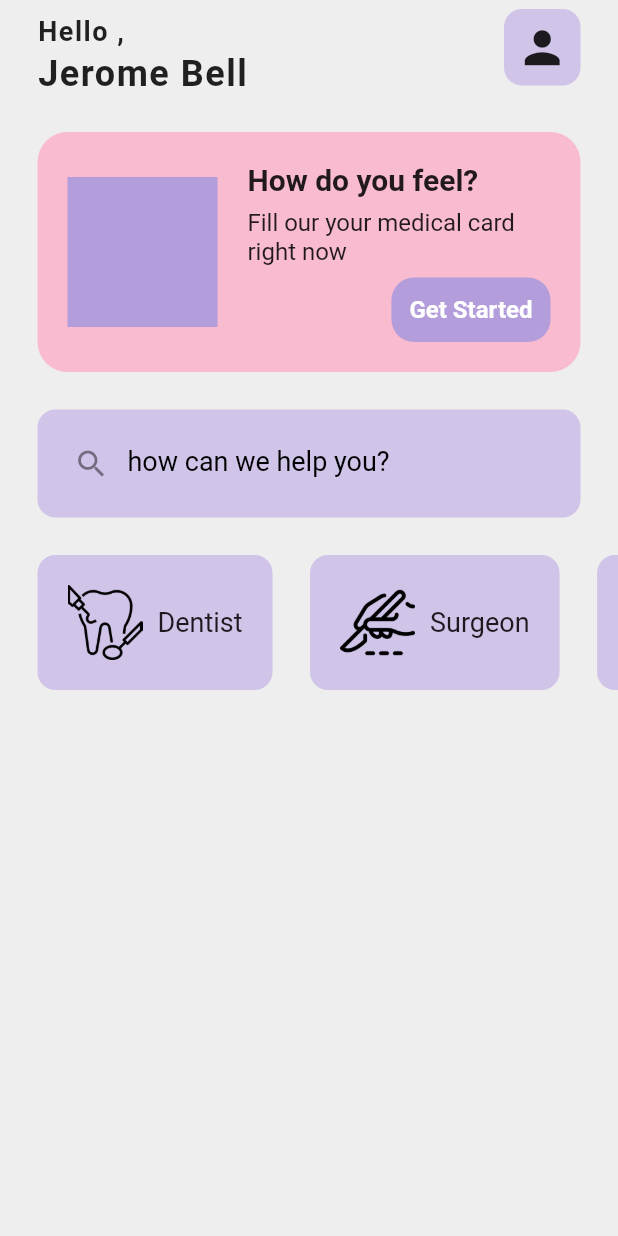
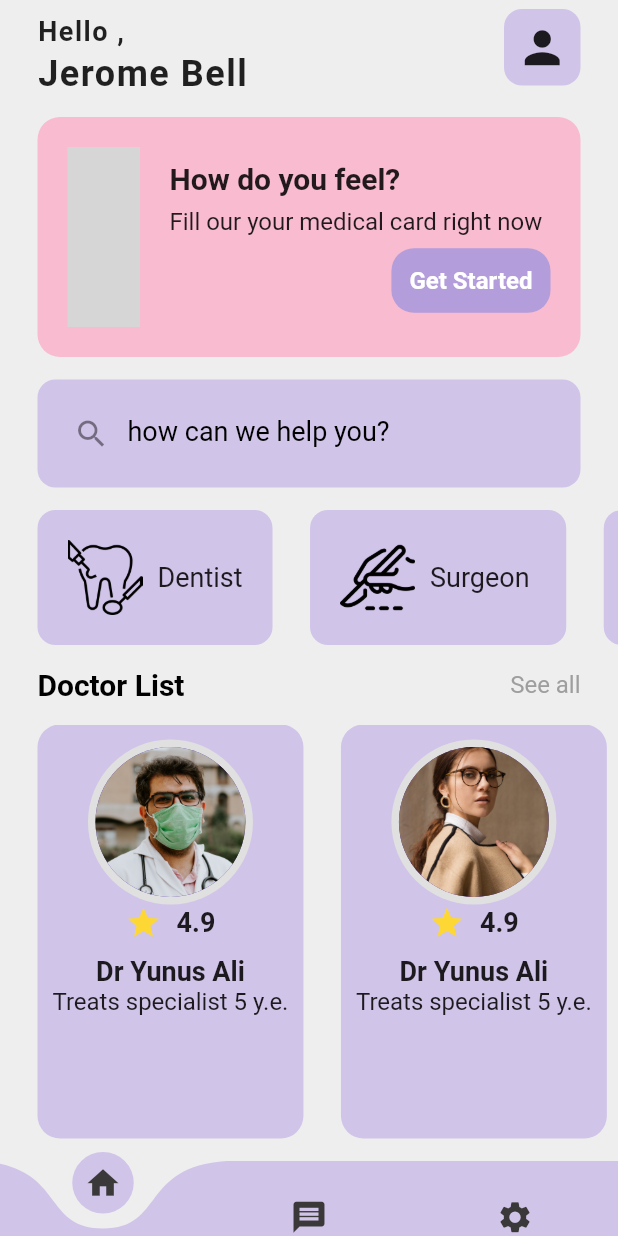
Before and after one commit to kfkayum/medical_ui_apk, a Flutter app: the screen it shows after launch, on a phone screen of 412 x 824 dp. Run offline on Flutter 3.47's test engine with Material 2 defaults, Android fonts, the light colour scheme and no system bars; drawn by our look-alikes of curved_navigation_bar; our stand-ins replace lottie; network calls fail; grey boxes are pictures that could not be loaded.

Commit message:
add Doctor List Caragory, navigation bar, animation

```diff
--- a/lib/main.dart
+++ b/lib/main.dart
@@ -14,7 +14,9 @@ class MyApp extends StatelessWidget {
   Widget build(BuildContext context) {
     return MaterialApp(
       debugShowCheckedModeBanner: false,
-      theme: ThemeData(primarySwatch: Colors.deepPurple),
+      theme: ThemeData(
+        primarySwatch: Colors.deepPurple,
+      ),
       home: HomePage(),
     );
   }
--- a/lib/pages/home_page.dart
+++ b/lib/pages/home_page.dart
@@ -2,8 +2,11 @@
 
 import 'dart:ui';
 
+import 'package:curved_navigation_bar/curved_navigation_bar.dart';
 import 'package:flutter/material.dart';
+import 'package:lottie/lottie.dart';
 import 'package:medical_ui_apk/util/catagory_card.dart';
+import 'package:medical_ui_apk/util/doctor_card.dart';
 
 class HomePage extends StatefulWidget {
   const HomePage({Key? key}) : super(key: key);
@@ -71,9 +74,7 @@ class _HomePageState extends State<HomePage> {
 
               // free size
 
-            const SizedBox(
-              height: 25,
-            ),
+              const SizedBox(height: 15),
 
               // card-> How do you feel
 
@@ -83,15 +84,15 @@ class _HomePageState extends State<HomePage> {
                   padding: EdgeInsets.all(20),
                   decoration: BoxDecoration(
                     color: Colors.pink[100],
-                  borderRadius: BorderRadius.circular(20),
+                    borderRadius: BorderRadius.circular(15),
                   ),
                   child: Row(
                     children: [
                       //animation or picture
                       Container(
-                      height: 100,
-                      width: 100,
-                      color: Colors.deepPurple[200],
+                        height: 120,
+                        child: Lottie.network(
+                            "https://assets9.lottiefiles.com/packages/lf20_tutvdkg0.json"),
                       ),
                       const SizedBox(
                         width: 20,
@@ -151,9 +152,7 @@ class _HomePageState extends State<HomePage> {
 
               // free size
 
-            const SizedBox(
-              height: 25,
-            ),
+              const SizedBox(height: 15),
 
               //search bar
 
@@ -180,9 +179,7 @@ class _HomePageState extends State<HomePage> {
 
               // free size
 
-            const SizedBox(
-              height: 25,
-            ),
+              const SizedBox(height: 15),
 
               //catagory list-> Dentist,Surgeon etc...
 
@@ -197,7 +194,7 @@ class _HomePageState extends State<HomePage> {
                     ),
                     CatagoryCard(
                       iconPath: 'lib/icons/2.png',
-                    catagoryname: 'Surgeon',
+                      catagoryname: 'Surgeon ',
                     ),
                     CatagoryCard(
                       iconPath: 'lib/icons/3.png',
@@ -211,10 +208,90 @@ class _HomePageState extends State<HomePage> {
                 ),
               ),
 
+              // free size
+
+              const SizedBox(height: 15),
+
               //doctor list
+              Padding(
+                padding: const EdgeInsets.symmetric(horizontal: 25),
+                child: Row(
+                  mainAxisAlignment: MainAxisAlignment.spaceBetween,
+                  children: [
+                    const Text(
+                      "Doctor List",
+                      style: TextStyle(
+                          fontWeight: FontWeight.bold,
+                          fontSize: 20,
+                          color: Colors.black),
+                    ),
+                    Text(
+                      "See all",
+                      style: TextStyle(fontSize: 16, color: Colors.grey[500]),
+                    ),
                   ],
                 ),
               ),
-    );
+
+              SizedBox(height: 15),
+
+              Expanded(
+                child: ListView(
+                  scrollDirection: Axis.horizontal,
+                  children: [
+                    DoctorCard(
+                      doctorProfilePath: "lib/images/doctor1.jpg",
+                      rating: "4.9",
+                      doctorName: "Dr Yunus Ali",
+                      doctorProfession: "Treats specialist 5 y.e.",
+                    ),
+                    DoctorCard(
+                      doctorProfilePath: "lib/images/doctor3.jpg",
+                      rating: "4.9",
+                      doctorName: "Dr Yunus Ali",
+                      doctorProfession: "Treats specialist 5 y.e.",
+                    ),
+                    DoctorCard(
+                      doctorProfilePath: "lib/images/doctor2.jpg",
+                      rating: "4.9",
+                      doctorName: "Dr Yunus Ali MOlla",
+                      doctorProfession: "Treats specialist 5 y.e.",
+                    ),
+                    DoctorCard(
+                      doctorProfilePath: "lib/images/doctor4.jpg",
+                      rating: "4.9",
+                      doctorName: "Dr Yunus Ali MOlla",
+                      doctorProfession: "Treats specialist 5 y.e.",
+                    ),
+                  ],
+                ),
+              ),
+              SizedBox(height: 15),
+            ],
+          ),
+        ),
+        bottomNavigationBar: CurvedNavigationBar(
+          height: 50,
+          backgroundColor: Colors.grey.shade200,
+          color: Colors.deepPurple.shade100,
+          animationDuration: Duration(milliseconds: 200),
+          items: const [
+            Icon(
+              Icons.home,
+              color: Color.fromARGB(255, 58, 56, 56),
+              size: 25,
+            ),
+            Icon(
+              Icons.message,
+              color: Color.fromARGB(255, 58, 56, 56),
+              size: 25,
+            ),
+            Icon(
+              Icons.settings,
+              color: Color.fromARGB(255, 58, 56, 56),
+              size: 25,
+            ),
+          ],
+        ));
   }
 }
--- a/lib/util/catagory_card.dart
+++ b/lib/util/catagory_card.dart
@@ -1,5 +1,3 @@
-import 'dart:ui';
-
 import 'package:flutter/material.dart';
 
 class CatagoryCard extends StatelessWidget {
--- /dev/null
+++ b/lib/util/doctor_card.dart
@@ -0,0 +1,77 @@
+import 'package:flutter/material.dart';
+
+class DoctorCard extends StatelessWidget {
+  final doctorProfilePath;
+  final rating;
+  final doctorName;
+  final doctorProfession;
+
+  DoctorCard({
+    required this.doctorProfilePath,
+    required this.rating,
+    required this.doctorName,
+    required this.doctorProfession,
+  });
+
+  @override
+  Widget build(BuildContext context) {
+    return Padding(
+      padding: const EdgeInsets.only(left: 25.0),
+      child: Container(
+        alignment: Alignment.bottomLeft,
+        padding: EdgeInsets.all(10),
+        decoration: BoxDecoration(
+          borderRadius: BorderRadius.circular(15),
+          color: Colors.deepPurple[100],
+        ),
+        child: Column(
+          children: [
+            // doctor Image
+
+            CircleAvatar(
+              radius: 55,
+              backgroundColor: Colors.grey[300],
+              child: CircleAvatar(
+                backgroundImage: AssetImage(doctorProfilePath),
+                radius: 50,
+              ),
+            ),
+
+            //rating out
+            Row(
+              children: [
+                Icon(
+                  Icons.star,
+                  color: Colors.yellow[600],
+                ),
+                const SizedBox(width: 10),
+                Text(
+                  rating,
+                  style: const TextStyle(
+                      fontWeight: FontWeight.bold, fontSize: 18),
+                ),
+              ],
+            ),
+            const SizedBox(height: 10),
+            // doctor name
+            Text(
+              doctorName,
+              style: const TextStyle(
+                fontWeight: FontWeight.bold,
+                fontSize: 18,
+              ),
+            ),
+
+            // doctor title
+            Text(
+              doctorProfession,
+              style: const TextStyle(
+                fontSize: 16,
+              ),
+            ),
+          ],
+        ),
+      ),
+    );
+  }
+}
```
Also changed, not shown: pubspec.yaml (+6 -6 lines), lib/fonts/AkayaKanadaka-Regular.ttf (added), lib/fonts/Monda-Regular.ttf (added), lib/fonts/Outfit-Regular.ttf (added), pubspec.lock. Lines whose indentation alone changed are shown as unchanged.
